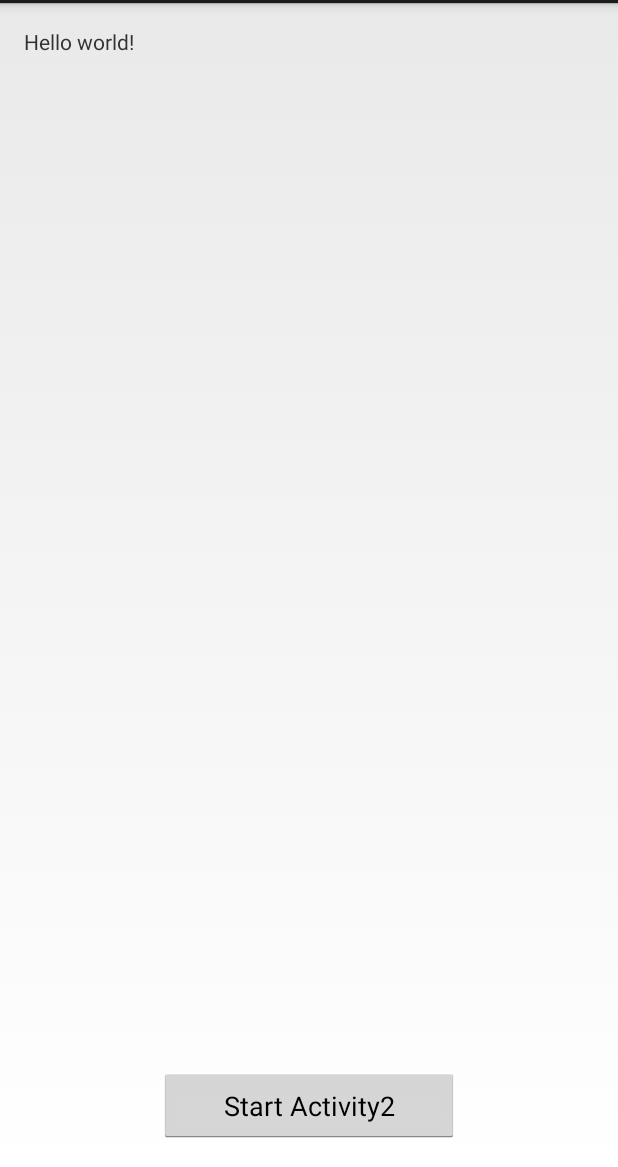
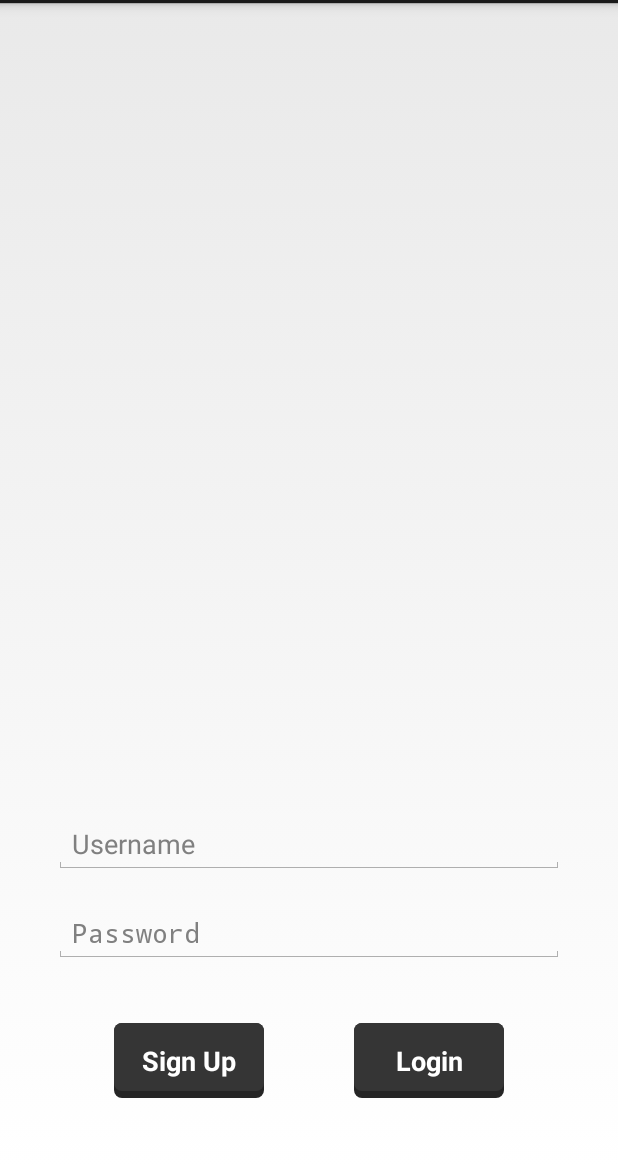
Before and after one commit to tomasro27/TimeCapsule, an Android app: the screen it shows after launch (LoginActivity), on a phone screen of 412 x 824 dp, the part 69-1236 px from its top. Run offline under Robolectric (Android 15) with nearby library versions, the phone set to English and light mode, and no system bars; 1 statement that could not run was skipped.

Commit message:
added simple user login with Parse jdk

```diff
--- a/app/build.gradle
+++ b/app/build.gradle
@@ -21,7 +21,9 @@ android {
 
 dependencies {
     compile fileTree(dir: 'libs', include: ['*.jar'])
-    compile "com.android.support:support-v4:21.0+"
+    compile 'com.android.support:support-v4:21.0+'
     compile 'com.google.android.gms:play-services:6.1.11'
     compile files('libs/gson-2.2.4.jar')
+    compile files('libs/Parse-1.7.1.jar')
+    compile files('libs/bolts-android-1.1.3.jar')
 }
--- a/app/src/main/java/com/rodrigueztomas/timecapsule/LoginActivity.java
+++ b/app/src/main/java/com/rodrigueztomas/timecapsule/LoginActivity.java
@@ -3,29 +3,127 @@ package com.rodrigueztomas.timecapsule;
 import android.app.Activity;
 import android.content.Intent;
 import android.os.Bundle;
+import android.util.Log;
 import android.view.Menu;
 import android.view.MenuItem;
 import android.view.View;
 import android.widget.Button;
+import android.widget.EditText;
+import android.widget.Toast;
+
+import com.parse.LogInCallback;
+import com.parse.Parse;
+import com.parse.ParseUser;
+import com.parse.SignUpCallback;
+
+import java.text.ParseException;
+import java.util.ArrayList;
 
 
 public class LoginActivity extends Activity {
 
-    private Button startActivity;
+    private EditText et_username;
+    private EditText et_password;
+    public static ParseUser user;
+    public static String username;
+    public static String password;
+    private Button login;
+    private Button signUp;
 
     @Override
     protected void onCreate(Bundle savedInstanceState) {
         super.onCreate(savedInstanceState);
-        setContentView(R.layout.activity_main_activity2);
+        setContentView(R.layout.activity_login);
 
-        startActivity = (Button) findViewById(R.id.startActivity);
+        Parse.initialize(this, "nrS90SuBR6GFB35zv2LrPfId25VPx56dJGUf3W3D", "POqL1wwxbss78rBch1a1CVLBIEbvEBFJmhBwu266");
 
-        startActivity.setOnClickListener(new View.OnClickListener() {
+        et_username = (EditText) findViewById(R.id.username);
+        et_password = (EditText) findViewById(R.id.password);
+        login = (Button) findViewById(R.id.login);
+        signUp = (Button) findViewById(R.id.signUp);
+
+        login.setOnClickListener(new View.OnClickListener(){
+            @Override
+            public void onClick(View v)
+            {
+                if(et_username.getText().toString().length() < 6)
+                {
+                    Toast.makeText(getApplicationContext(), "Username must be at least 6 characters.", Toast.LENGTH_LONG).show();
+                }
+                else if(et_password.getText().toString().length() < 6)
+                {
+                    Toast.makeText(getApplicationContext(), "Password must be at least 6 characters.", Toast.LENGTH_LONG).show();
+
+                }
+                else {
+                    ParseUser.logInInBackground(et_username.getText().toString(), et_password.getText().toString(), new LogInCallback() {
+
+                        @Override
+                        public void done(ParseUser parseUser, com.parse.ParseException e) {
+                            if (user != null) {
+
+                                LoginActivity.username = et_username.getText().toString();
+                                Log.d("username", "Login: username: " + username);
+                                LoginActivity.password = et_password.getText().toString();
+                                Log.d("password", "Login: password: " + password);
+
+                                Intent i = new Intent(getApplicationContext(), MainActivity.class);
+
+                                startActivity(i);
+
+                                // Hooray! The user is logged in.
+                            } else {
+                                Toast.makeText(getApplicationContext(), "Invalid username/password.", Toast.LENGTH_LONG).show();
+                                // Signup failed. Look at the ParseException to see what happened.
+                            }
+                        }
+                    });
+                }
+            }
+
+        });
+
+        signUp.setOnClickListener(new View.OnClickListener() {
             @Override
             public void onClick(View v) {
-                Intent i = new Intent(getApplicationContext(), MainActivity.class);
-                startActivity(i);
+                LoginActivity.user = new ParseUser();
+                if(et_username.getText().toString().length() < 6)
+                {
+                    Toast.makeText(getApplicationContext(), "Username must be at least 6 characters.", Toast.LENGTH_LONG).show();
+                }
+                else if(et_password.getText().toString().length() < 6)
+                {
+                    Toast.makeText(getApplicationContext(), "Password must be at least 6 characters.", Toast.LENGTH_LONG).show();
+
+                }
+                else
+                {
+                    LoginActivity.user.setUsername(et_username.getText().toString());
+                    LoginActivity.user.setPassword(et_password.getText().toString());
+
+
+
+
+                    LoginActivity.user.signUpInBackground(new SignUpCallback() {
+
+                        @Override
+                        public void done(com.parse.ParseException e) {
+                            if (e == null) {
+
+                                Intent i = new Intent(getApplicationContext(), MainActivity.class);
+                                startActivity(i);
+
+                            } else {
+                                Toast.makeText(getApplicationContext(), "User Already Exists.", Toast.LENGTH_LONG).show();
+                                // Sign up didn't succeed. Look at the ParseException
+                                // to figure out what went wrong
+                            }
+                        }
+                    });
+                }
+
             }
+
         });
     }
 
--- /dev/null
+++ b/app/src/main/res/drawable/button_selected.xml
@@ -0,0 +1,19 @@
+<?xml version="1.0" encoding="UTF-8"?>
+<layer-list xmlns:android="http://schemas.android.com/apk/res/android">
+
+
+
+    <!--Bottom 2dp Shadow-->
+    <item
+        android:top="5dp">
+
+        <shape>
+
+            <solid android:color="#353535"/>
+            <corners android:radius="5dp"/>
+        </shape>
+
+    </item>
+
+
+</layer-list>
--- /dev/null
+++ b/app/src/main/res/drawable/button_selector.xml
@@ -0,0 +1,7 @@
+<?xml version="1.0" encoding="utf-8"?>
+
+<selector xmlns:android="http://schemas.android.com/apk/res/android">
+    <item android:drawable="@drawable/button_selected" android:state_selected="true" />
+    <item android:drawable="@drawable/button_selected" android:state_pressed="true" />
+    <item android:drawable="@drawable/button_unselected" />
+</selector>
--- /dev/null
+++ b/app/src/main/res/drawable/button_unselected.xml
@@ -0,0 +1,21 @@
+<?xml version="1.0" encoding="UTF-8"?>
+<layer-list xmlns:android="http://schemas.android.com/apk/res/android">
+
+    <!--Bottom 2dp Shadow-->
+    <item>
+        <shape>
+            <solid android:color="#252525"/>
+            <corners android:radius="5dp"/>
+        </shape>
+    </item>
+
+    <!-- Red Top color -->
+    <item android:bottom="5dp">
+
+        <shape>
+            <solid android:color="#353535"/>
+            <corners android:radius="5dp"/>
+        </shape>
+
+    </item>
+</layer-list>
--- /dev/null
+++ b/app/src/main/res/layout/activity_login.xml
@@ -0,0 +1,65 @@
+<RelativeLayout xmlns:android="http://schemas.android.com/apk/res/android"
+    xmlns:tools="http://schemas.android.com/tools"
+    android:layout_width="match_parent"
+    android:layout_height="match_parent"
+    android:paddingLeft="@dimen/activity_horizontal_margin"
+    android:paddingRight="@dimen/activity_horizontal_margin"
+    android:paddingTop="@dimen/activity_vertical_margin"
+    android:paddingBottom="@dimen/activity_vertical_margin"
+    tools:context="com.rodrigueztomas.timecapsule.LoginActivity">
+
+    <EditText
+        android:layout_width="match_parent"
+        android:layout_height="wrap_content"
+        android:layout_above="@+id/password"
+        android:id="@+id/username"
+        android:hint="Username"
+        android:layout_marginLeft="20dp"
+        android:layout_marginRight="20dp"
+        android:layout_marginTop="20dp"
+
+        />
+
+    <EditText
+        android:id="@+id/password"
+        android:layout_width="match_parent"
+        android:layout_height="wrap_content"
+        android:layout_above="@+id/login"
+        android:hint="Password"
+        android:password="true"
+        android:layout_margin="20dp"
+        />
+
+    <Button
+        android:layout_width="100dp"
+        android:layout_height="50dp"
+        android:id="@+id/login"
+        android:layout_marginBottom="30dp"
+        android:text="Login"
+        android:layout_alignParentBottom="true"
+        android:layout_alignParentRight="true"
+        android:layout_marginRight="60dp"
+        android:layout_marginTop="20dp"
+        android:background="@drawable/button_selector"
+        android:textColor="#ffffff"
+        android:fontFamily="Roboto"
+        android:textStyle="bold"
+        />
+
+    <Button
+        android:layout_width="100dp"
+        android:layout_height="50dp"
+        android:id="@+id/signUp"
+        android:layout_marginBottom="30dp"
+        android:layout_marginTop="20dp"
+        android:text="Sign Up"
+        android:layout_alignParentBottom="true"
+        android:layout_alignParentLeft="true"
+        android:layout_marginLeft="60dp"
+        android:textColor="#ffffff"
+        android:background="@drawable/button_selector"
+        android:fontFamily="Roboto"
+        android:textStyle="bold"
+        />
+
+</RelativeLayout>
--- a/app/src/main/res/layout/activity_main_activity2.xml
+++ /dev/null
@@ -1,25 +0,0 @@
-<RelativeLayout xmlns:android="http://schemas.android.com/apk/res/android"
-    xmlns:tools="http://schemas.android.com/tools"
-    android:layout_width="match_parent"
-    android:layout_height="match_parent"
-    android:paddingLeft="@dimen/activity_horizontal_margin"
-    android:paddingRight="@dimen/activity_horizontal_margin"
-    android:paddingTop="@dimen/activity_vertical_margin"
-    android:paddingBottom="@dimen/activity_vertical_margin"
-    tools:context="com.rodrigueztomas.timecapsule.LoginActivity">
-
-    <TextView
-        android:text="@string/hello_world"
-        android:layout_width="wrap_content"
-        android:layout_height="wrap_content" />
-
-
-    <Button
-        android:id="@+id/startActivity"
-        android:layout_width="200dp"
-        android:layout_height="50dp"
-        android:text="Start Activity2"
-        android:layout_alignParentBottom="true"
-        android:layout_centerHorizontal="true"/>
-
-</RelativeLayout>
```
Also changed, not shown: app/libs/Parse-1.7.1.jar (added), app/libs/bolts-android-1.1.3.jar (added), 2 other files.
